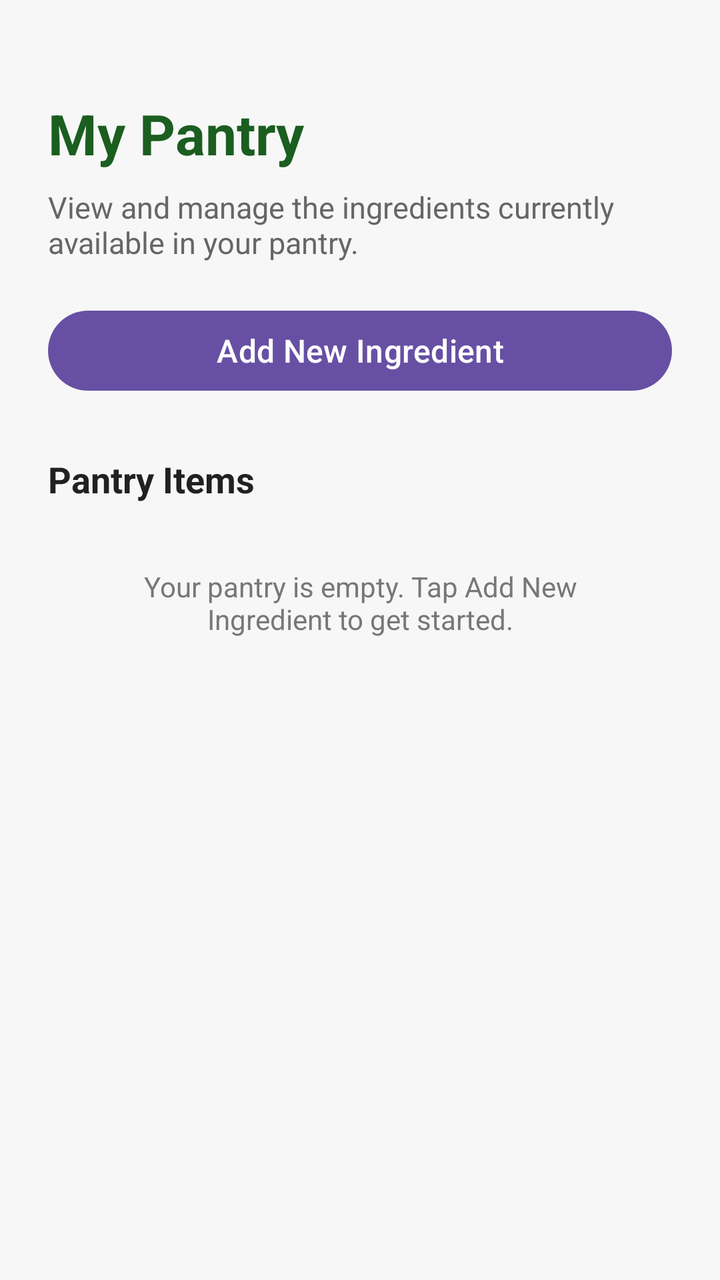
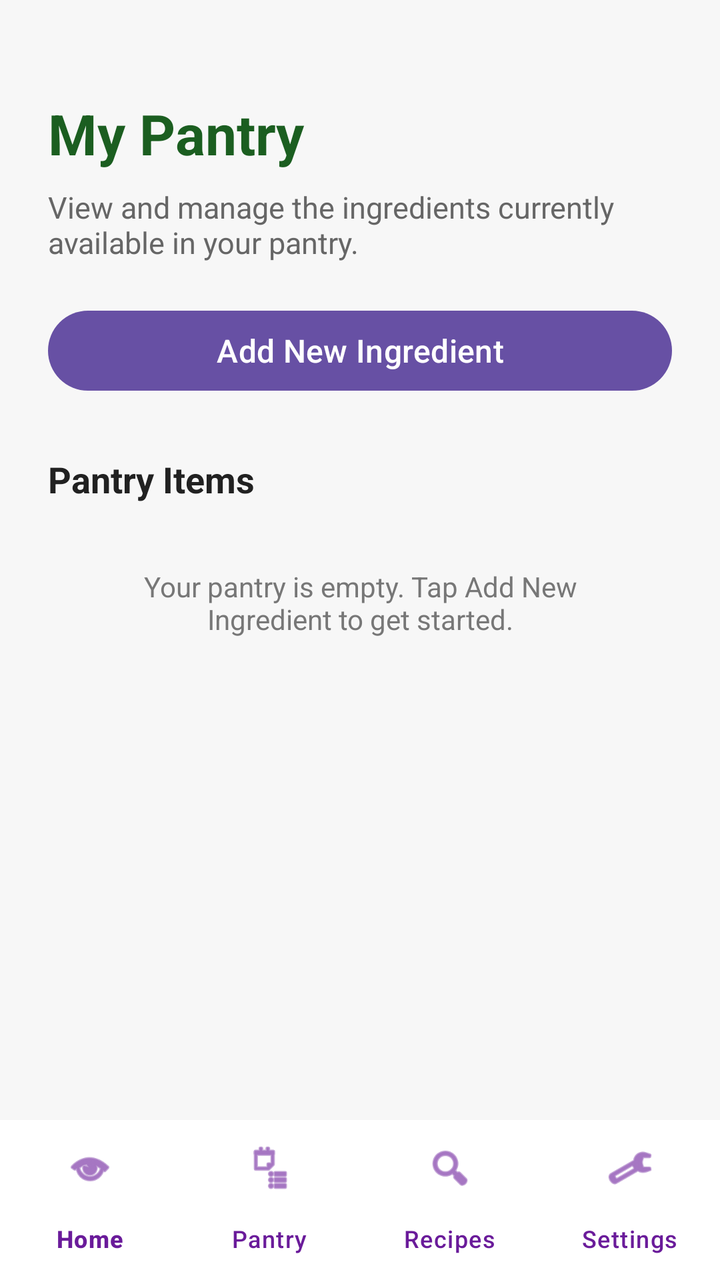

Before-and-after screenshots of an Android layout around one commit, followed by the original layout XML and the change that was made.
<!-- AndroidManifest.xml: application theme Theme.SmartPantryManager -->
<!-- res/layout/activity_pantry.xml -->
<?xml version="1.0" encoding="utf-8"?>
<ScrollView xmlns:android="http://schemas.android.com/apk/res/android"
    android:id="@+id/pantryMain"
    android:layout_width="match_parent"
    android:layout_height="match_parent"
    android:fillViewport="true"
    android:background="#F7F7F7">

    <LinearLayout
        android:layout_width="match_parent"
        android:layout_height="wrap_content"
        android:orientation="vertical"
        android:padding="24dp">

        <TextView
            android:id="@+id/tvPantryTitle"
            android:layout_width="wrap_content"
            android:layout_height="wrap_content"
            android:text="My Pantry"
            android:textSize="28sp"
            android:textStyle="bold"
            android:textColor="#1B5E20"
            android:layout_marginTop="24dp" />

        <TextView
            android:layout_width="match_parent"
            android:layout_height="wrap_content"
            android:text="View and manage the ingredients currently available in your pantry."
            android:textSize="15sp"
            android:textColor="#666666"
            android:layout_marginTop="8dp"
            android:layout_marginBottom="20dp" />

        <Button
            android:id="@+id/btnAddIngredient"
            android:layout_width="match_parent"
            android:layout_height="wrap_content"
            android:text="Add New Ingredient"
            android:textAllCaps="false"
            android:textSize="16sp"
            android:layout_marginBottom="28dp" />

        <TextView
            android:layout_width="wrap_content"
            android:layout_height="wrap_content"
            android:text="Pantry Items"
            android:textSize="18sp"
            android:textStyle="bold"
            android:textColor="#212121"
            android:layout_marginBottom="12dp" />

        <TextView
            android:id="@+id/tvEmptyPantry"
            android:layout_width="match_parent"
            android:layout_height="wrap_content"
            android:text="Your pantry is empty. Tap Add New Ingredient to get started."
            android:textSize="14sp"
            android:textColor="#777777"
            android:gravity="center"
            android:padding="20dp" />

        <androidx.recyclerview.widget.RecyclerView
            android:id="@+id/recyclerPantry"
            android:layout_width="match_parent"
            android:layout_height="wrap_content"
            android:nestedScrollingEnabled="false"
            android:visibility="gone" />

    </LinearLayout>

</ScrollView>
<!-- resources referenced by this layout -->
<resources>
  <style name="Theme.SmartPantryManager" parent="Base.Theme.SmartPantryManager" />
  <style name="Base.Theme.SmartPantryManager" parent="Theme.Material3.DayNight.NoActionBar">
          
          
      </style>
</resources>

<!-- the commit's change to res/layout/activity_pantry.xml (unified diff, before → after) -->
@@ -1,71 +1,90 @@
 <?xml version="1.0" encoding="utf-8"?>
-<ScrollView xmlns:android="http://schemas.android.com/apk/res/android"
+<LinearLayout xmlns:android="http://schemas.android.com/apk/res/android"
+    xmlns:app="http://schemas.android.com/apk/res-auto"
     android:id="@+id/pantryMain"
     android:layout_width="match_parent"
     android:layout_height="match_parent"
-    android:fillViewport="true"
+    android:orientation="vertical"
     android:background="#F7F7F7">
 
-    <LinearLayout
+    <ScrollView
+        android:layout_width="match_parent"
+        android:layout_height="0dp"
+        android:layout_weight="1"
+        android:fillViewport="true">
+
+        <LinearLayout
+            android:layout_width="match_parent"
+            android:layout_height="wrap_content"
+            android:orientation="vertical"
+            android:padding="24dp">
+
+            <TextView
+                android:id="@+id/tvPantryTitle"
+                android:layout_width="wrap_content"
+                android:layout_height="wrap_content"
+                android:text="My Pantry"
+                android:textSize="28sp"
+                android:textStyle="bold"
+                android:textColor="#1B5E20"
+                android:layout_marginTop="24dp" />
+
+            <TextView
+                android:layout_width="match_parent"
+                android:layout_height="wrap_content"
+                android:text="View and manage the ingredients currently available in your pantry."
+                android:textSize="15sp"
+                android:textColor="#666666"
+                android:layout_marginTop="8dp"
+                android:layout_marginBottom="20dp" />
+
+            <Button
+                android:id="@+id/btnAddIngredient"
+                android:layout_width="match_parent"
+                android:layout_height="wrap_content"
+                android:text="Add New Ingredient"
+                android:textAllCaps="false"
+                android:textSize="16sp"
+                android:layout_marginBottom="28dp" />
+
+            <TextView
+                android:layout_width="wrap_content"
+                android:layout_height="wrap_content"
+                android:text="Pantry Items"
+                android:textSize="18sp"
+                android:textStyle="bold"
+                android:textColor="#212121"
+                android:layout_marginBottom="12dp" />
+
+            <TextView
+                android:id="@+id/tvEmptyPantry"
+                android:layout_width="match_parent"
+                android:layout_height="wrap_content"
+                android:text="Your pantry is empty. Tap Add New Ingredient to get started."
+                android:textSize="14sp"
+                android:textColor="#777777"
+                android:gravity="center"
+                android:padding="20dp" />
+
+            <androidx.recyclerview.widget.RecyclerView
+                android:id="@+id/recyclerPantry"
+                android:layout_width="match_parent"
+                android:layout_height="wrap_content"
+                android:nestedScrollingEnabled="false"
+                android:visibility="gone" />
+
+        </LinearLayout>
+
+    </ScrollView>
+
+    <com.google.android.material.bottomnavigation.BottomNavigationView
+        android:id="@+id/bottomNavigation"
         android:layout_width="match_parent"
         android:layout_height="wrap_content"
-        android:orientation="vertical"
-        android:padding="24dp">
+        android:background="@android:color/white"
+        app:itemIconTint="#6A1B9A"
+        app:itemTextColor="#6A1B9A"
+        app:labelVisibilityMode="labeled"
+        app:menu="@menu/bottom_navigation_menu" />
 
-        <TextView
-            android:id="@+id/tvPantryTitle"
-            android:layout_width="wrap_content"
-            android:layout_height="wrap_content"
-            android:text="My Pantry"
-            android:textSize="28sp"
-            android:textStyle="bold"
-            android:textColor="#1B5E20"
-            android:layout_marginTop="24dp" />
-
-        <TextView
-            android:layout_width="match_parent"
-            android:layout_height="wrap_content"
-            android:text="View and manage the ingredients currently available in your pantry."
-            android:textSize="15sp"
-            android:textColor="#666666"
-            android:layout_marginTop="8dp"
-            android:layout_marginBottom="20dp" />
-
-        <Button
-            android:id="@+id/btnAddIngredient"
-            android:layout_width="match_parent"
-            android:layout_height="wrap_content"
-            android:text="Add New Ingredient"
-            android:textAllCaps="false"
-            android:textSize="16sp"
-            android:layout_marginBottom="28dp" />
-
-        <TextView
-            android:layout_width="wrap_content"
-            android:layout_height="wrap_content"
-            android:text="Pantry Items"
-            android:textSize="18sp"
-            android:textStyle="bold"
-            android:textColor="#212121"
-            android:layout_marginBottom="12dp" />
-
-        <TextView
-            android:id="@+id/tvEmptyPantry"
-            android:layout_width="match_parent"
-            android:layout_height="wrap_content"
-            android:text="Your pantry is empty. Tap Add New Ingredient to get started."
-            android:textSize="14sp"
-            android:textColor="#777777"
-            android:gravity="center"
-            android:padding="20dp" />
-
-        <androidx.recyclerview.widget.RecyclerView
-            android:id="@+id/recyclerPantry"
-            android:layout_width="match_parent"
-            android:layout_height="wrap_content"
-            android:nestedScrollingEnabled="false"
-            android:visibility="gone" />
-
-    </LinearLayout>
-
-</ScrollView>
+</LinearLayout>
